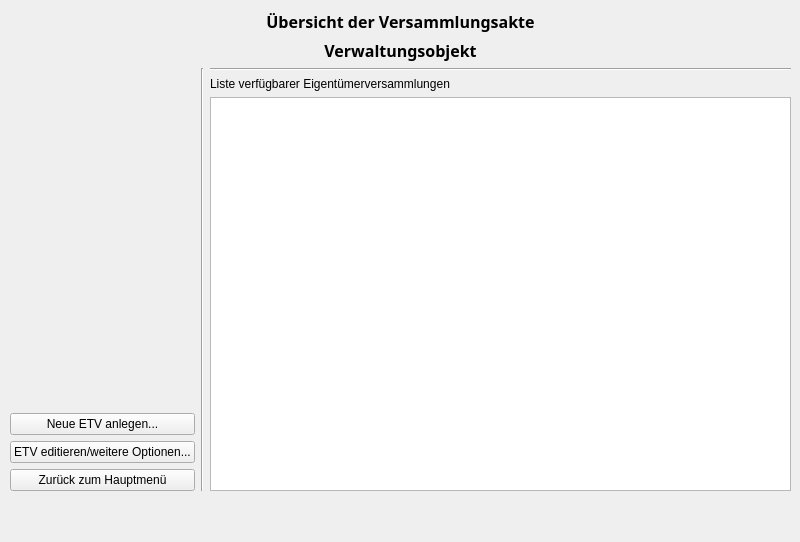
ealkenbrecher/ETVManager, file propertymainview.ui: the form before one commit.
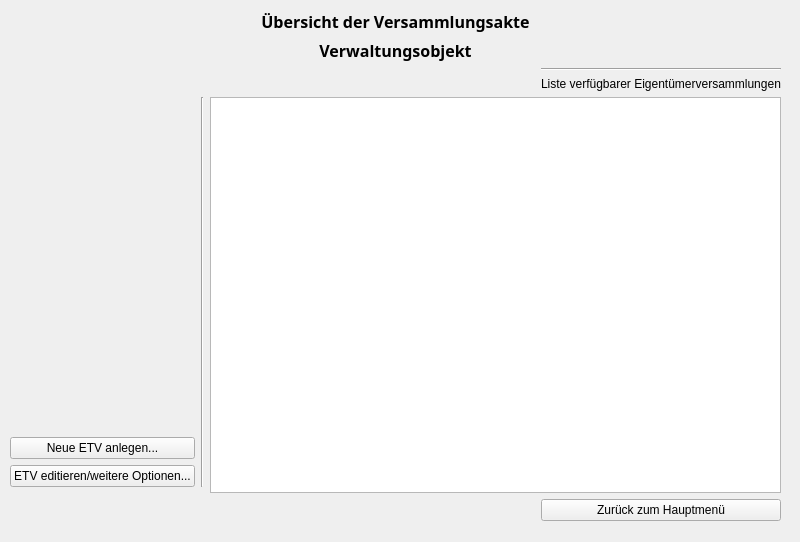
The form after the commit.

Commit message: - exit signal agenda widget fixed - ui propertymainview slightly modified: exit button now right lower corner

What changed in the file:
```diff
--- a/propertymainview.ui
+++ b/propertymainview.ui
@@ -27,39 +27,15 @@
     <rect>
      <x>10</x>
      <y>10</y>
-     <width>781</width>
-     <height>481</height>
+     <width>771</width>
+     <height>511</height>
     </rect>
    </property>
    <layout class="QGridLayout" name="gridLayout">
     <property name="sizeConstraint">
      <enum>QLayout::SetDefaultConstraint</enum>
     </property>
-    <item row="1" column="0" colspan="3">
-     <widget class="QLabel" name="label">
-      <property name="sizePolicy">
-       <sizepolicy hsizetype="Minimum" vsizetype="Minimum">
-        <horstretch>0</horstretch>
-        <verstretch>0</verstretch>
-       </sizepolicy>
-      </property>
-      <property name="font">
-       <font>
-        <family>Century Gothic</family>
-        <pointsize>12</pointsize>
-        <weight>75</weight>
-        <bold>true</bold>
-       </font>
-      </property>
-      <property name="text">
-       <string>Verwaltungsobjekt</string>
-      </property>
-      <property name="alignment">
-       <set>Qt::AlignCenter</set>
-      </property>
-     </widget>
-    </item>
-    <item row="4" column="2" rowspan="4">
+    <item row="4" column="2" rowspan="4" colspan="2">
      <widget class="QTreeView" name="treeView">
       <property name="sizePolicy">
        <sizepolicy hsizetype="Expanding" vsizetype="Expanding">
@@ -84,8 +60,28 @@
       </property>
      </widget>
     </item>
-    <item row="0" column="0" colspan="3">
-     <widget class="QLabel" name="label_2">
+    <item row="8" column="2">
+     <spacer name="horizontalSpacer">
+      <property name="orientation">
+       <enum>Qt::Horizontal</enum>
+      </property>
+      <property name="sizeHint" stdset="0">
+       <size>
+        <width>40</width>
+        <height>20</height>
+       </size>
+      </property>
+     </spacer>
+    </item>
+    <item row="8" column="3">
+     <widget class="QPushButton" name="exitButton">
+      <property name="text">
+       <string>Zurück zum Hauptmenü</string>
+      </property>
+     </widget>
+    </item>
+    <item row="1" column="0" colspan="4">
+     <widget class="QLabel" name="label">
       <property name="sizePolicy">
        <sizepolicy hsizetype="Minimum" vsizetype="Minimum">
         <horstretch>0</horstretch>
@@ -101,20 +97,13 @@
        </font>
       </property>
       <property name="text">
-       <string>Übersicht der Versammlungsakte</string>
+       <string>Verwaltungsobjekt</string>
       </property>
       <property name="alignment">
        <set>Qt::AlignCenter</set>
       </property>
      </widget>
     </item>
-    <item row="5" column="0">
-     <widget class="QPushButton" name="newAgendaButton">
-      <property name="text">
-       <string>Neue ETV anlegen...</string>
-      </property>
-     </widget>
-    </item>
     <item row="6" column="0">
      <widget class="QPushButton" name="editButton">
       <property name="text">
@@ -122,10 +111,41 @@
       </property>
      </widget>
     </item>
-    <item row="7" column="0">
-     <widget class="QPushButton" name="exitButton">
+    <item row="5" column="0">
+     <widget class="QPushButton" name="newAgendaButton">
       <property name="text">
-       <string>Zurück zum Hauptmenü</string>
+       <string>Neue ETV anlegen...</string>
+      </property>
+     </widget>
+    </item>
+    <item row="0" column="0" colspan="4">
+     <widget class="QLabel" name="label_2">
+      <property name="sizePolicy">
+       <sizepolicy hsizetype="Minimum" vsizetype="Minimum">
+        <horstretch>0</horstretch>
+        <verstretch>0</verstretch>
+       </sizepolicy>
+      </property>
+      <property name="font">
+       <font>
+        <family>Century Gothic</family>
+        <pointsize>12</pointsize>
+        <weight>75</weight>
+        <bold>true</bold>
+       </font>
+      </property>
+      <property name="text">
+       <string>Übersicht der Versammlungsakte</string>
+      </property>
+      <property name="alignment">
+       <set>Qt::AlignCenter</set>
+      </property>
+     </widget>
+    </item>
+    <item row="3" column="3">
+     <widget class="QLabel" name="label_4">
+      <property name="text">
+       <string>Liste verfügbarer Eigentümerversammlungen</string>
       </property>
      </widget>
     </item>
@@ -142,27 +162,20 @@
       </property>
      </spacer>
     </item>
-    <item row="3" column="2">
-     <widget class="QLabel" name="label_4">
-      <property name="text">
-       <string>Liste verfügbarer Eigentümerversammlungen</string>
-      </property>
-     </widget>
-    </item>
-    <item row="2" column="1" rowspan="6">
-     <widget class="Line" name="line">
-      <property name="orientation">
-       <enum>Qt::Vertical</enum>
-      </property>
-     </widget>
-    </item>
-    <item row="2" column="2">
+    <item row="2" column="3">
      <widget class="Line" name="line_2">
       <property name="orientation">
        <enum>Qt::Horizontal</enum>
       </property>
      </widget>
     </item>
+    <item row="4" column="1" rowspan="3">
+     <widget class="Line" name="line">
+      <property name="orientation">
+       <enum>Qt::Vertical</enum>
+      </property>
+     </widget>
+    </item>
    </layout>
   </widget>
  </widget>
```
The commit also changes 2 other files.
